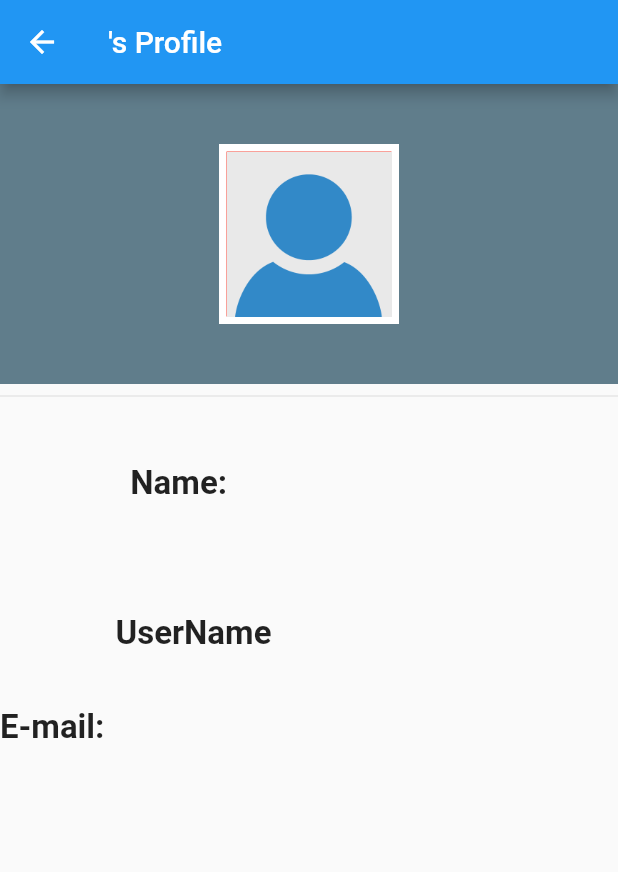
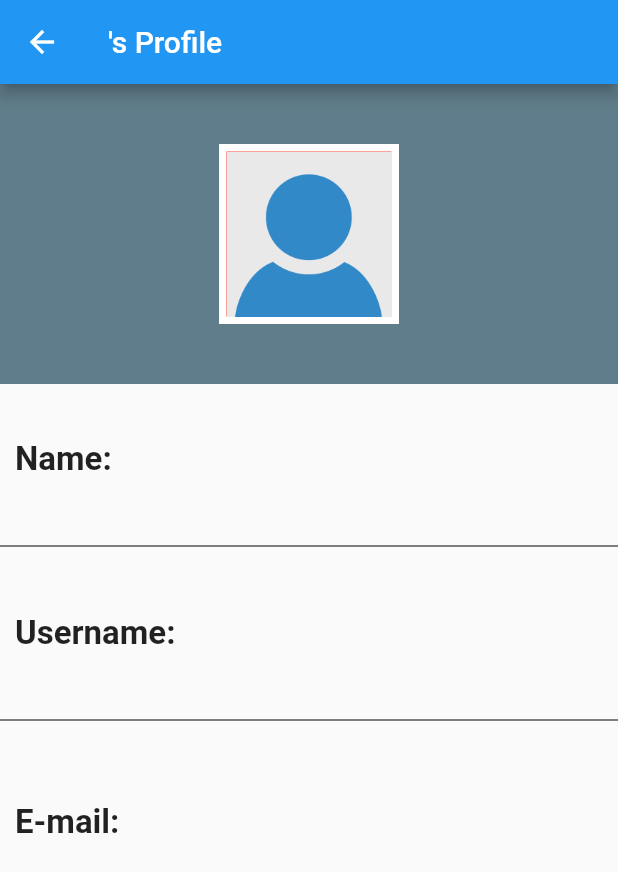
Before and after one commit to AdiKK17/food_app, a Flutter app: the FriendsProfilePage screen opened directly with empty values, on a phone screen of 412 x 824 dp. Shown: the top 872 px of the screen. Run offline on Flutter 3.47's test engine with Material 2 defaults, Android fonts, the phone set to English and light mode, and no system bars; our stand-ins replace fluttertoast, shared_preferences, sqflite; missing offline and left inert: flutter_webview_plugin; accounts and stored records are empty; network calls fail.

```diff
--- a/lib/models/cuisine.dart
+++ b/lib/models/cuisine.dart
@@ -6,5 +6,4 @@ class Category{
    final String imageUrl;
 
       const Category({@required this.id,@required this.title,@required this.imageUrl});
-
 }
--- a/lib/models/shopping_list_item.dart
+++ b/lib/models/shopping_list_item.dart
@@ -1,7 +1,7 @@
 import 'package:flutter/material.dart';
 
 class ShoppingListItem{
-  final String id;
+  final int id;
   final String description;
   ShoppingListItem({@required this.id,@required this.description});
 }
--- a/lib/pages/auth_page.dart
+++ b/lib/pages/auth_page.dart
@@ -160,10 +160,6 @@
               .signUp(_formData["name"],_formData["username"],_formData["email"], _formData["password"],);
         }
 
-  //      Navigator.of(context).pushReplacement(
-  //        MaterialPageRoute(builder: (context) => HomePage()),
-  //      );
-
       } on HttpException catch (error) {
         var errorMessage = "authentication Failed!";
         if (error.toString().contains("EMAIL_EXISTS")) {
@@ -180,6 +176,7 @@
         _showErrorDialog(errorMessage);
 
       } catch (error) {
+        print("asdfg111111111222");
         var errorMessage = "Could not authenticate you! Try again later";
         _showErrorDialog(errorMessage);
       }
--- a/lib/pages/categories/breakfast_page.dart
+++ b/lib/pages/categories/breakfast_page.dart
@@ -26,7 +26,7 @@ class _BreakFastPage extends State<BreakFastPage> {
       setState(() {
         _isLoading = true;
       });
-      Provider.of<RecipeByCuisine>(context).fetchRecipes("breakfast").then((_) {
+      Provider.of<RecipeByCuisine>(context).fetchRecipes(context,"breakfast").then((_) {
         setState(() {
           _isLoading = false;
         });
--- a/lib/pages/categories/dinner_page.dart
+++ b/lib/pages/categories/dinner_page.dart
@@ -26,7 +26,7 @@ class _DinnerPage extends State<DinnerPage> {
       setState(() {
         _isLoading = true;
       });
-      Provider.of<RecipeByCuisine>(context).fetchRecipes("dinner").then((_) {
+      Provider.of<RecipeByCuisine>(context).fetchRecipes(context,"dinner").then((_) {
         setState(() {
           _isLoading = false;
         });
--- a/lib/pages/categories/lunch_page.dart
+++ b/lib/pages/categories/lunch_page.dart
@@ -26,7 +26,7 @@ class _LunchPage extends State<LunchPage> {
       setState(() {
         _isLoading = true;
       });
-      Provider.of<RecipeByCuisine>(context).fetchRecipes("Brunch").then((_) {
+      Provider.of<RecipeByCuisine>(context).fetchRecipes(context,"Brunch").then((_) {
         setState(() {
           _isLoading = false;
         });
--- a/lib/pages/categories/snack_page.dart
+++ b/lib/pages/categories/snack_page.dart
@@ -26,7 +26,7 @@ class _SnackPage extends State<SnackPage> {
       setState(() {
         _isLoading = true;
       });
-      Provider.of<RecipeByCuisine>(context).fetchRecipes("snacks").then((_) {
+      Provider.of<RecipeByCuisine>(context).fetchRecipes(context,"snacks").then((_) {
         setState(() {
           _isLoading = false;
         });
--- a/lib/pages/cuisines/cuisine_recipes_page.dart
+++ b/lib/pages/cuisines/cuisine_recipes_page.dart
@@ -32,15 +32,15 @@ class _CuisineRecipesPage extends State<CuisineRecipesPage> {
         _isLoading = true;
       });
 
-      _memoizer.runOnce(() async {
+//      _memoizer.runOnce(() async {
         Provider.of<RecipeByCuisine>(context)
-            .fetchRecipes(widget.title)
+            .fetchRecipes(context,widget.title)
             .then((_) {
           setState(() {
             _isLoading = false;
           });
         });
-      });
+//      });
 
 //     Provider.of<RecipeByCuisine>(context).fetchRecipes(widget.title).then((_) {
 //        setState(() {
--- a/lib/pages/shopping_list_page.dart
+++ b/lib/pages/shopping_list_page.dart
@@ -157,7 +157,7 @@ class _ShoppingList extends State<ShoppingList> {
                         direction: DismissDirection.startToEnd,
                         onDismissed: (direction) {
                           Provider.of<ShoppingIngredients>(context)
-                              .deleteItem(index);
+                              .deleteItem(Provider.of<ShoppingIngredients>(context).itemsToShop[index].id,index);
                         },
                         key: ValueKey(index),
                         child: Container(
--- a/lib/pages/user_interaction/friends_details/friends_details_page.dart
+++ b/lib/pages/user_interaction/friends_details/friends_details_page.dart
@@ -45,7 +45,6 @@ class FriendsProfilePage extends StatelessWidget {
                 ),
               ),
             ),
-            Divider(),
             Container(
               height: 400,
               child: Column(
@@ -53,12 +52,18 @@ class FriendsProfilePage extends StatelessWidget {
                   Container(
                     height: 100,
                     child: Row(
-                      mainAxisAlignment: MainAxisAlignment.spaceAround,
+                      mainAxisAlignment: MainAxisAlignment.start,
                       children: <Widget>[
-                        Text(
+                        Padding(
+                          padding: EdgeInsets.only(left: 10),
+                          child: Text(
                             "Name:",
                             style: TextStyle(
                                 fontSize: 22, fontWeight: FontWeight.bold),
+                          ),
+                        ),
+                        SizedBox(
+                          width: 20,
                         ),
                         Text(
                           name,
@@ -68,15 +73,22 @@ class FriendsProfilePage extends StatelessWidget {
                       ],
                     ),
                   ),
+                  Divider(color: Colors.black),
                   Container(
                     height: 100,
                     child: Row(
-                      mainAxisAlignment: MainAxisAlignment.spaceAround,
+                      mainAxisAlignment: MainAxisAlignment.start,
                       children: <Widget>[
-                        Text(
-                          "UserName",
+                        Padding(
+                          padding: EdgeInsets.only(left: 10),
+                          child: Text(
+                            "Username:",
                             style: TextStyle(
                                 fontSize: 22, fontWeight: FontWeight.bold),
+                          ),
+                        ),
+                        SizedBox(
+                          width: 20,
                         ),
                         Text(
                           username,
@@ -86,29 +98,36 @@ class FriendsProfilePage extends StatelessWidget {
                       ],
                     ),
                   ),
-                  Expanded(child:
+                  Divider(
+                    color: Colors.black,
+                  ),
                   Container(
-                      child:
-                          Row(
-                            crossAxisAlignment: CrossAxisAlignment.start,
+                    padding: EdgeInsets.only(top: 20),
+                    height: 100,
+                    child: Row(
+//                      crossAxisAlignment: CrossAxisAlignment.start,
+                      mainAxisAlignment: MainAxisAlignment.start,
                       children: <Widget>[
-                              Text(
+                        Padding(
+                          padding: EdgeInsets.only(left: 10),
+                          child: Text(
                             "E-mail:",
                             style: TextStyle(
                                 fontSize: 22, fontWeight: FontWeight.bold),
                           ),
-                              Text(
+                        ),
+                        SizedBox(
+                          width: 15,
+                        ),
+                        Flexible(
+                          child: Text(
                             email,
                             style: TextStyle(
-                                    fontSize: 20, fontStyle: FontStyle.italic),
+                                fontSize: 24, fontStyle: FontStyle.italic),
+                          ),
                         ),
                       ],
                     ),
-                  )
-
-
-
-
                   ),
                 ],
               ),
--- a/lib/pages/user_interaction/friends_details/friends_favorite_page.dart
+++ b/lib/pages/user_interaction/friends_details/friends_favorite_page.dart
@@ -69,7 +69,7 @@ class _FriendsFavoritePage extends State<FriendsFavoritePage> {
             : Provider.of<Recipe>(context).particularUserFavoriteRecipes.length == 0
             ? Center(
           child: Text(
-            "You have no favorites",
+            "No favorites found!",
             style: TextStyle(fontSize: 30),
           ),
         )
--- a/lib/providers/auth.dart
+++ b/lib/providers/auth.dart
@@ -271,7 +271,7 @@ class Auth with ChangeNotifier {
       final responseData = json.decode(response.body);
 
       if (responseData['error'] != null) {
-        throw HttpException(responseData["error"]["message"]);
+        throw HttpException(responseData["error"]["message"]);                    //tap
       }
 
       _userEmail = responseData["email"];
@@ -332,6 +332,7 @@ class Auth with ChangeNotifier {
     fetchUserDetails();
     fetchAllUsersData();
     getFriends();
+    fetchUserFriendsIds();
     return true;
   }
 
--- a/lib/widgets/search_action.dart
+++ b/lib/widgets/search_action.dart
@@ -33,7 +33,7 @@ class DataSearch extends SearchDelegate<String> {
   @override
   Widget buildResults(BuildContext context) {
     _memoizer.runOnce(() async {
-      await Provider.of<SearchedRecipes>(context).fetchSearchedRecipes(query);
+      await Provider.of<SearchedRecipes>(context).fetchSearchedRecipes(context,query);
     });
 
     return Provider.of<SearchedRecipes>(context).searchedItems.length == 0
```
Also changed, not shown: lib/pages/home_page.dart (+132 -74 lines), lib/pages/user_interaction/edit_user_details.dart (+6 -1 lines), lib/providers/fetch_recipes_by_search.dart (+23 -3 lines), lib/providers/recipe.dart (+32 -2 lines), lib/providers/recipe_by_cuisine.dart (+32 -3 lines), lib/providers/shopping_list.dart (+20 -12 lines), lib/widgets/drawer.dart (+14 -4 lines). Lines whose indentation alone changed are shown as unchanged.
